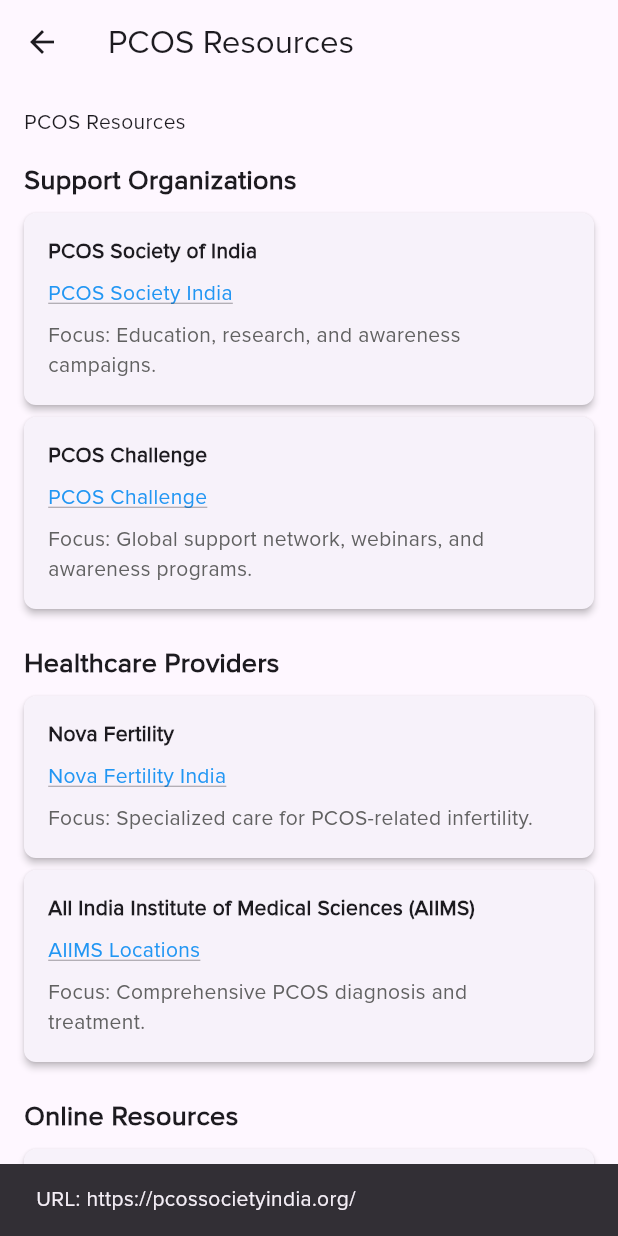
After one commit to sidhant-sriv/nova_pcos, a Flutter app: the PcosResourcesScreen screen opened by its route, after a tap on "PCOS Society of India", on a phone screen of 412 x 824 dp. The commit adds this screen. Run offline on Flutter 3.47's test engine with Material 3 defaults, Android fonts, the light colour scheme and no system bars.

Commit message:
feat: Add PCOS resources screen and update navigation routes

```diff
--- a/lib/main.dart
+++ b/lib/main.dart
@@ -1,4 +1,5 @@
 import 'package:flutter/material.dart';
+import 'package:nova_pcos/resources.dart';
 import 'package:nova_pcos/screens/contact.dart';
 import 'package:nova_pcos/screens/moreinfo/more_information_screen.dart';
 import 'package:nova_pcos/screens/results/results.dart';
@@ -40,11 +41,11 @@
         '/results': (context) => const ResultsScreen(),
         '/moreInfo': (context) => const MoreInformationScreen(),
         '/contact': (context) => const ContactUsScreen(),
-
+        '/pcosResources': (context) => const PcosResourcesScreen(),
         //TODO: Add routes for other screens
         '/register': (context) => const Placeholder(),
         '/login': (context) => const Placeholder(),
-        '/pcosResources': (context) => const Placeholder(),
+
         '/about': (context) => const Placeholder(),
       },
     );
--- /dev/null
+++ b/lib/resources.dart
@@ -0,0 +1,208 @@
+import 'package:flutter/material.dart';
+
+class PcosResourcesScreen extends StatelessWidget {
+  const PcosResourcesScreen({super.key});
+
+  @override
+  Widget build(BuildContext context) {
+    return Scaffold(
+      appBar: AppBar(title: const Text('PCOS Resources')),
+      body: ListView(
+        padding: const EdgeInsets.all(16.0),
+        physics: const ClampingScrollPhysics(),
+        children: [
+          // Title
+          const Text(
+            'PCOS Resources',
+          ),
+          const SizedBox(height: 16),
+
+          // SECTION 1: Support Organizations
+          _buildSectionTitle(context, 'Support Organizations'),
+          const _ResourceCard(
+            title: 'PCOS Society of India',
+            websiteLabel: 'PCOS Society India',
+            websiteUrl: 'https://pcossocietyindia.org/',
+            focusText: 'Education, research, and awareness campaigns.',
+          ),
+          const _ResourceCard(
+            title: 'PCOS Challenge',
+            websiteLabel: 'PCOS Challenge',
+            websiteUrl: 'https://pcoschallenge.org/',
+            focusText:
+                'Global support network, webinars, and awareness programs.',
+          ),
+          const SizedBox(height: 24),
+
+          // SECTION 2: Healthcare Providers
+          _buildSectionTitle(context, 'Healthcare Providers'),
+          const _ResourceCard(
+            title: 'Nova Fertility',
+            websiteLabel: 'Nova Fertility India',
+            websiteUrl: 'https://www.novafertility.com/',
+            focusText: 'Specialized care for PCOS-related infertility.',
+          ),
+          const _ResourceCard(
+            title: 'All India Institute of Medical Sciences (AIIMS)',
+            websiteLabel: 'AIIMS Locations',
+            websiteUrl: 'https://www.aiims.edu/en.html',
+            focusText: 'Comprehensive PCOS diagnosis and treatment.',
+          ),
+          const SizedBox(height: 24),
+
+          // SECTION 3: Online Resources
+          _buildSectionTitle(context, 'Online Resources'),
+          const _ResourceCard(
+            title: 'PCOS Awareness Association',
+            websiteLabel: 'PCOS Awareness Association',
+            websiteUrl: 'https://www.pcosaa.org/',
+            focusText:
+                'Informational articles, symptom trackers, and community forums.',
+          ),
+          const _ResourceCard(
+            title: 'Mayo Clinic',
+            websiteLabel: 'Mayo Clinic - PCOS',
+            websiteUrl: 'https://www.mayoclinic.org/diseases-conditions/pcos',
+            focusText:
+                'Trusted medical advice and research-backed PCOS information.',
+          ),
+          const SizedBox(height: 24),
+
+          // SECTION 4: Nutrition and Fitness
+          _buildSectionTitle(context, 'Nutrition and Fitness'),
+          const _ResourceItem(
+            label: 'Dietary Guidelines for PCOS',
+            focusText:
+                'Low-glycemic index diets, balanced nutrition, and meal plans.',
+          ),
+          const _ResourceItem(
+            label: 'Fitness Programs',
+            focusText: 'Yoga, pilates, and PCOS-specific exercise routines.',
+          ),
+          const SizedBox(height: 24),
+        ],
+      ),
+    );
+  }
+
+  /// A helper widget to render each section title with consistent styling
+  Widget _buildSectionTitle(BuildContext context, String title) {
+    return Text(
+      title,
+      style: const TextStyle(fontSize: 18, fontWeight: FontWeight.w600),
+    );
+  }
+}
+
+class _ResourceCard extends StatelessWidget {
+  final String title;
+  final String websiteLabel;
+  final String websiteUrl;
+  final String focusText;
+
+  const _ResourceCard({
+    required this.title,
+    required this.websiteLabel,
+    required this.websiteUrl,
+    required this.focusText,
+  });
+
+  @override
+  Widget build(BuildContext context) {
+    return Card(
+      elevation: 2,
+      margin: const EdgeInsets.only(top: 8),
+      shape: RoundedRectangleBorder(borderRadius: BorderRadius.circular(8)),
+      child: InkWell(
+        onTap: () {
+          // Since we're removing both url_launcher and WebView,
+          // simply show a SnackBar with the URL.
+          ScaffoldMessenger.of(context).showSnackBar(
+            SnackBar(
+              content: Text('URL: $websiteUrl'),
+            ),
+          );
+        },
+        borderRadius: BorderRadius.circular(8),
+        child: Padding(
+          padding: const EdgeInsets.all(16.0),
+          child: Column(
+            crossAxisAlignment: CrossAxisAlignment.start,
+            children: [
+              // Resource Title
+              Text(
+                title,
+                style: const TextStyle(fontWeight: FontWeight.bold),
+              ),
+              const SizedBox(height: 8),
+
+              // "Link" label (no actual opening)
+              Text(
+                websiteLabel,
+                style: const TextStyle(
+                  fontSize: 14,
+                  color: Colors.blue,
+                  decoration: TextDecoration.underline,
+                ),
+              ),
+              const SizedBox(height: 8),
+
+              // Focus Description
+              Text(
+                'Focus: $focusText',
+                style: TextStyle(
+                  fontSize: 14,
+                  color: Colors.grey.shade700,
+                ),
+              ),
+            ],
+          ),
+        ),
+      ),
+    );
+  }
+}
+
+/// A simpler resource item without a website link
+class _ResourceItem extends StatelessWidget {
+  final String label;
+  final String focusText;
+
+  const _ResourceItem({
+    required this.label,
+    required this.focusText,
+  });
+
+  @override
+  Widget build(BuildContext context) {
+    return Container(
+      margin: const EdgeInsets.only(top: 8),
+      padding: const EdgeInsets.all(12.0),
+      decoration: BoxDecoration(
+        color: Colors.white,
+        boxShadow: const [BoxShadow(color: Colors.black12, blurRadius: 2)],
+        borderRadius: BorderRadius.circular(8),
+      ),
+      child: Column(
+        crossAxisAlignment: CrossAxisAlignment.start,
+        children: [
+          // Item Label
+          Text(
+            label,
+            style: const TextStyle(fontWeight: FontWeight.bold),
+          ),
+          const SizedBox(height: 6),
+
+          // Focus Description
+          Text(
+            'Focus: $focusText',
+            style: TextStyle(
+              fontSize: 14,
+              color: Colors.grey.shade700,
+            ),
+          ),
+        ],
+      ),
+    );
+  }
+}
--- a/lib/screens/contact.dart
+++ b/lib/screens/contact.dart
@@ -301,10 +301,12 @@
         );
 
         // Close the loading dialog
+        // ignore: use_build_context_synchronously
         Navigator.of(context).pop();
 
         if (response.statusCode == 200) {
           // Show success message
+          // ignore: use_build_context_synchronously
           ScaffoldMessenger.of(context).showSnackBar(
             const SnackBar(
               content: Text('Your query has been submitted successfully!'),
--- a/pubspec.yaml
+++ b/pubspec.yaml
@@ -2,7 +2,7 @@
 description: "A new Flutter project."
 # The following line prevents the package from being accidentally published to
 # pub.dev using `flutter pub publish`. This is preferred for private packages.
-publish_to: 'none' # Remove this line if you wish to publish to pub.dev
+publish_to: "none" # Remove this line if you wish to publish to pub.dev
 
 # The following defines the version and build number for your application.
 # A version number is three numbers separated by dots, like 1.2.43
@@ -32,7 +32,6 @@
   flutter:
     sdk: flutter
 
-
   # The following adds the Cupertino Icons font to your application.
   # Use with the CupertinoIcons class for iOS style icons.
   cupertino_icons: ^1.0.8
@@ -53,7 +52,6 @@
 
 # The following section is specific to Flutter packages.
 flutter:
-
   # The following line ensures that the Material Icons font is
   # included with your application, so that you can use the icons in
   # the material Icons class.
@@ -61,7 +59,7 @@
 
   # To add assets to your application, add an assets section, like this:
   assets:
-      - assets/images/nova-logo.png
+    - assets/images/nova-logo.png
 
   # An image asset can refer to one or more resolution-specific "variants", see
   # https://flutter.dev/to/resolution-aware-images
```
Also changed, not shown: 2 other files.
